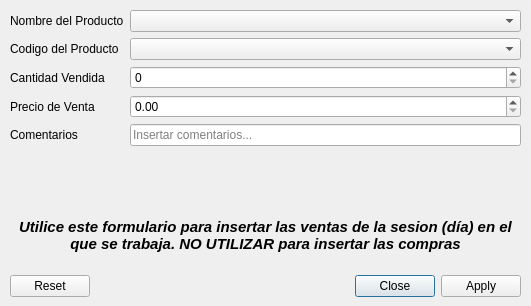
This is UI/sales_form.ui in rlothbrock/PyJournal as Qt 5 draws it before an edit. The edited form follows.
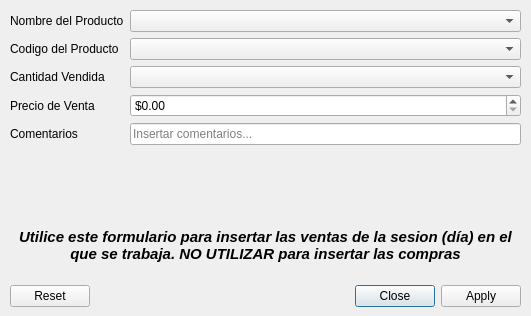
This is the edited form. Icons and pictures are not drawn.

Patch:
```diff
--- a/UI/sales_form.ui
+++ b/UI/sales_form.ui
@@ -10,7 +10,7 @@
     <x>0</x>
     <y>0</y>
     <width>531</width>
-    <height>306</height>
+    <height>316</height>
    </rect>
   </property>
   <property name="windowTitle">
@@ -27,7 +27,7 @@
    <property name="geometry">
     <rect>
      <x>10</x>
-     <y>270</y>
+     <y>280</y>
      <width>511</width>
      <height>32</height>
     </rect>
@@ -45,7 +45,7 @@
      <x>10</x>
      <y>10</y>
      <width>511</width>
-     <height>251</height>
+     <height>261</height>
     </rect>
    </property>
    <layout class="QVBoxLayout" name="verticalLayout_5">
@@ -78,9 +78,6 @@
         </property>
        </widget>
       </item>
-      <item row="2" column="1">
-       <widget class="QSpinBox" name="cantidadVendidaSpinBox"/>
-      </item>
       <item row="3" column="0">
        <widget class="QLabel" name="precioDeVentaLabel">
         <property name="text">
@@ -89,7 +86,26 @@
        </widget>
       </item>
       <item row="3" column="1">
-       <widget class="QDoubleSpinBox" name="precioDeVentaDoubleSpinBox"/>
+       <widget class="QDoubleSpinBox" name="precioDeVentaDoubleSpinBox">
+        <property name="toolTip">
+         <string>&lt;html&gt;&lt;head/&gt;&lt;body&gt;&lt;p&gt;Escriba aqui el &lt;span style=&quot; font-weight:600;&quot;&gt;precio de venta total&lt;/span&gt; recibido por la cantidad de articulos de la entrada&lt;/p&gt;&lt;/body&gt;&lt;/html&gt;</string>
+        </property>
+        <property name="toolTipDuration">
+         <number>3</number>
+        </property>
+        <property name="alignment">
+         <set>Qt::AlignBottom|Qt::AlignLeading|Qt::AlignLeft</set>
+        </property>
+        <property name="showGroupSeparator" stdset="0">
+         <bool>true</bool>
+        </property>
+        <property name="prefix">
+         <string>$</string>
+        </property>
+        <property name="maximum">
+         <double>1000000.000000000000000</double>
+        </property>
+       </widget>
       </item>
       <item row="4" column="0">
        <widget class="QLabel" name="comentariosLabel">
@@ -108,6 +124,9 @@
         </property>
        </widget>
       </item>
+      <item row="2" column="1">
+       <widget class="QComboBox" name="cantidadVendidaComboBox"/>
+      </item>
      </layout>
     </item>
     <item>
```
Left out of the diff: 12 changed lines with no effect on the pictures.
